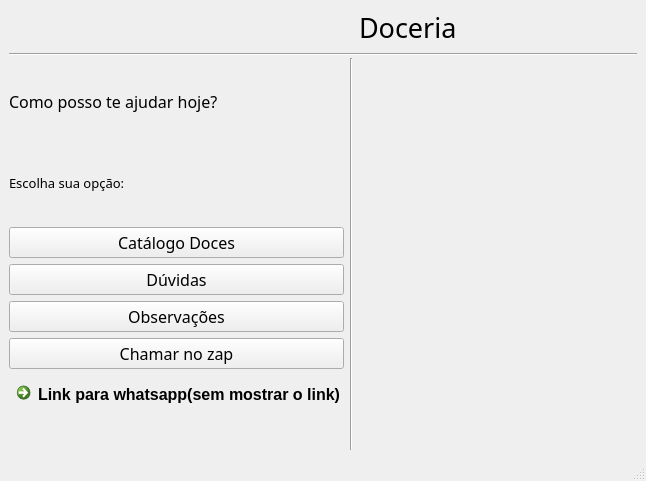
The window that view/main_window.ui (imora97/Sistema-para-doceria) describes before a commit, drawn with Qt 5.
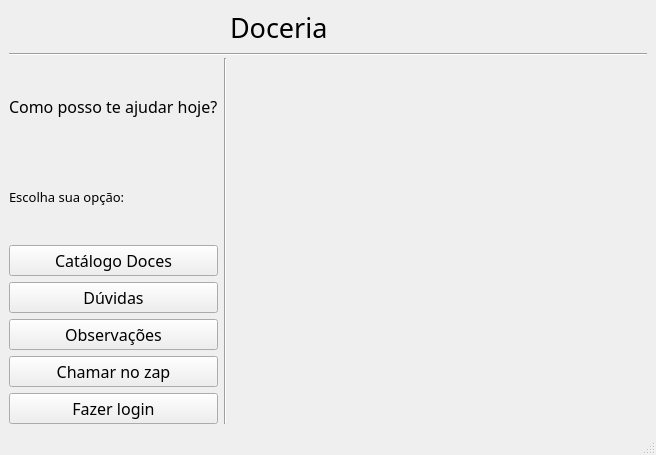
The same window after the commit. Icons and pictures are not drawn.

```diff
--- a/view/main_window.ui
+++ b/view/main_window.ui
@@ -6,8 +6,8 @@
    <rect>
     <x>0</x>
     <y>0</y>
-    <width>646</width>
-    <height>481</height>
+    <width>656</width>
+    <height>455</height>
    </rect>
   </property>
   <property name="windowTitle">
@@ -72,7 +72,7 @@
       </property>
      </widget>
     </item>
-    <item row="2" column="1" rowspan="2">
+    <item row="2" column="1" rowspan="2" colspan="2">
      <widget class="Line" name="line_2">
       <property name="orientation">
        <enum>Qt::Vertical</enum>
@@ -160,15 +160,15 @@
        </widget>
       </item>
       <item>
-       <widget class="QCommandLinkButton" name="commandLinkButton">
+       <widget class="QPushButton" name="cad_c">
         <property name="font">
          <font>
-          <family>Segoe UI</family>
+          <family>Segoe Print</family>
           <pointsize>12</pointsize>
          </font>
         </property>
         <property name="text">
-         <string>Link para whatsapp(sem mostrar o link)</string>
+         <string>Fazer login</string>
         </property>
        </widget>
       </item>
```
Left out of the diff: 2 changed lines with no effect on the pictures.
